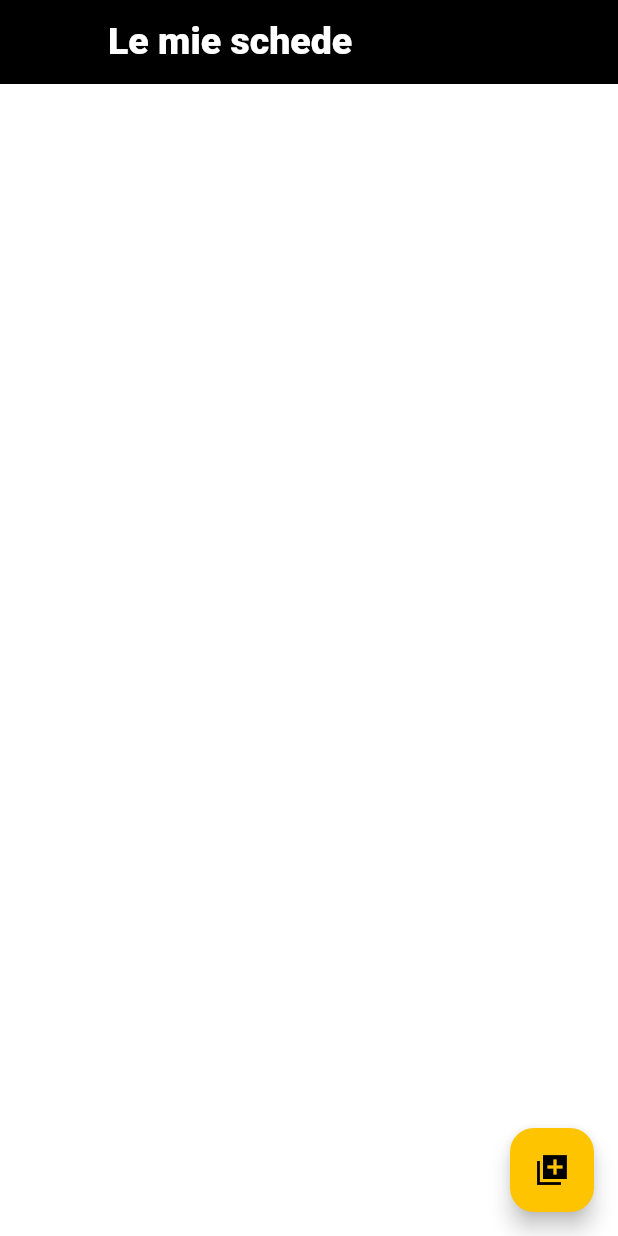
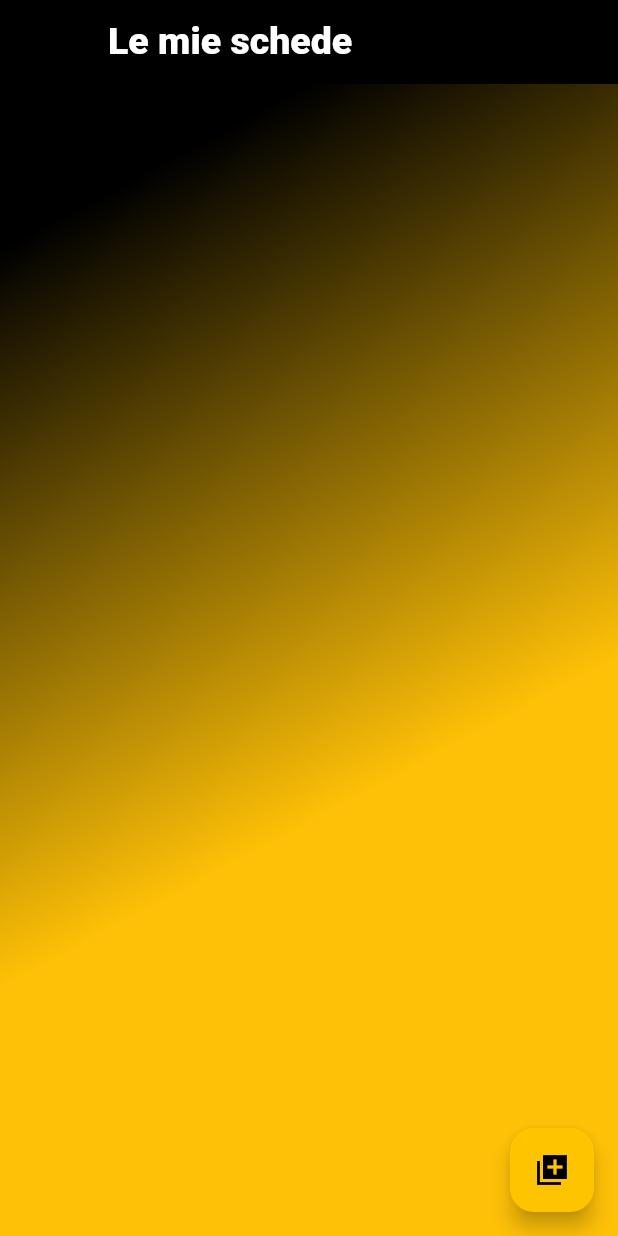
Before and after one commit to Anto2134/MyGim, a Flutter app: the PaginaSchede screen opened by its route, on a phone screen of 412 x 824 dp. Run offline on Flutter 3.47's test engine with Material 3 defaults, Android fonts, the phone set to English and light mode, and no system bars; our stand-ins replace firebase_auth, firebase_core, google_fonts, shared_preferences, webview_flutter; accounts and stored records are empty.

Commit message:
modifiche finalii

```diff
--- a/lib/Pages/PaginaAllenamento.dart
+++ b/lib/Pages/PaginaAllenamento.dart
@@ -55,6 +55,9 @@ class _PaginaAllenamentoState extends State<PaginaAllenamento> {
       },
     );
   }
+
+  //se non hai ancora cliccato la spunta non devi far uscire chiudi quindi metti un counter,
+  //se invece hai già premuto la spunta la fai sparire e fai comparire solo chiudi
 
   void _showStartSessionDialog() {
     showDialog(
--- a/lib/Pages/PaginaSchede.dart
+++ b/lib/Pages/PaginaSchede.dart
@@ -49,23 +49,22 @@ class _PaginaSchedeState extends State<PaginaSchede> {
           showFormDialog();
         },
         backgroundColor: Colors.amberAccent[400],
-        child: Icon(
+        child: const Icon(
           Icons.add_to_photos_sharp,
           color: Colors.black,
         ),
       ),
-      body: ListView.builder(
-        itemCount: context.watch<nuovaScheda_provider>().schede.length,
-        // itemCount: schede.length,
-        itemBuilder: (context, index) {
-          print(schede.length);
-          return card_nuova_scheda(card: schede[index]);
-          // return Card(
-          //   color: Colors.black,
-          //   child: ListTile(),
-          // );
-          // return card_nuova_scheda();
-        },
+      body: Container(
+        decoration: const BoxDecoration(
+            gradient: LinearGradient(
+                begin: Alignment.topCenter,
+                colors: [Colors.black, Colors.amber])),
+        child: ListView.builder(
+          itemCount: context.watch<nuovaScheda_provider>().schede.length,
+          itemBuilder: (context, index) {
+            return card_nuova_scheda(card: schede[index]);
+          },
+        ),
       ),
     );
   }
--- a/lib/providers/nuovaScheda_provider.dart
+++ b/lib/providers/nuovaScheda_provider.dart
@@ -114,6 +114,7 @@ class nuovaScheda_provider with ChangeNotifier {
 
   void azzera() {
     textFieldControllerEs.text = '';
+    textFieldControllerSerie.text = '';
   }
 
   AlertDialog generaForm2(String titolo, scheda scheda) {
```
Also changed, not shown: lib/Pages/PaginaMieiAllenamenti.dart (+15 -3 lines), lib/Pages/PaginaNuovaScheda.dart (+11 -6 lines), lib/providers/nuovoAllenamento_provider.dart (+11 -6 lines), lib/widgets/card_nuova_scheda.dart (+7 -2 lines), lib/widgets/card_nuovo_allenamento.dart (+4 -4 lines).
